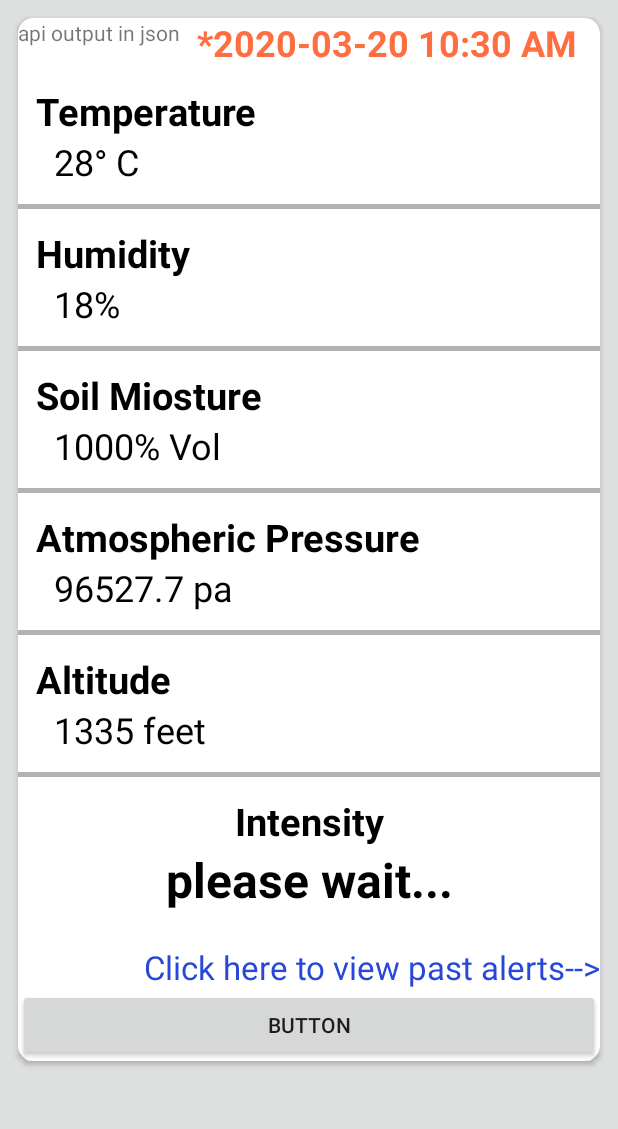
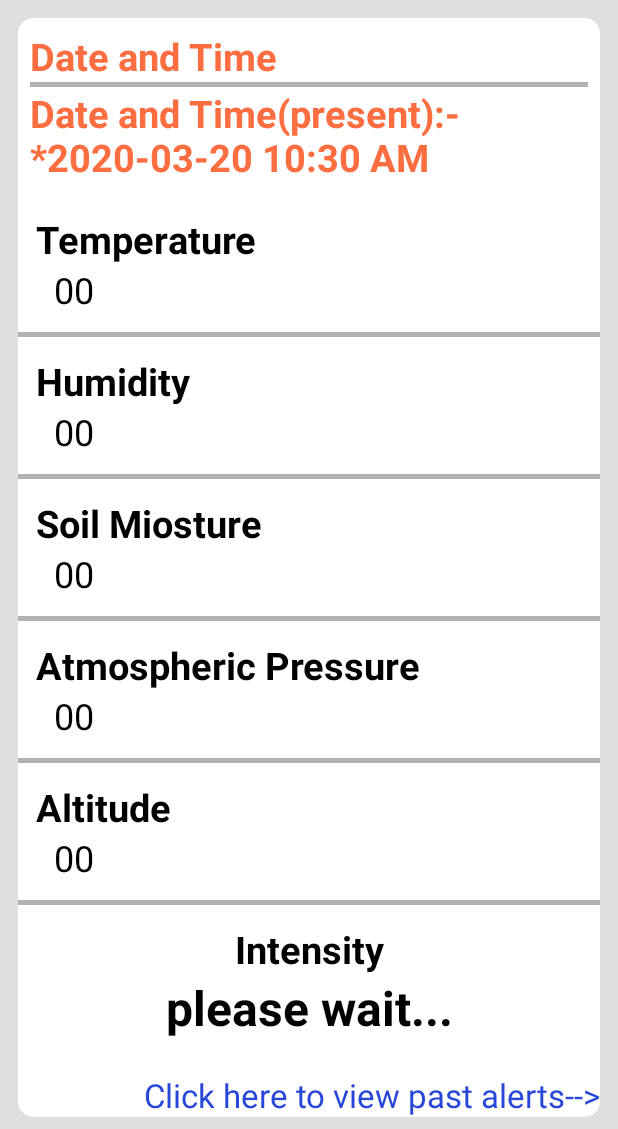
Before and after one commit to tarun080698/Wildfire-prediction-system-android-model, an Android app: the screen it shows after launch once a user with an empty profile is signed in (MainActivity), on a phone screen of 412 x 824 dp, the part 107-1236 px from its top. Run offline under Robolectric (Android 15) with nearby library versions, the phone set to English and light mode, and no system bars; our stand-ins replace Firebase (no records; nobody signed in at launch, a user with empty details on screens opened directly); libraries missing offline, so code that uses them is left out: cc.cloudist.acplibrary; 1 statement that could not run was skipped.

Commit message:
Sensor data fetch commit

```diff
--- a/app/src/main/java/com/example/forestfire/HomeFrag.java
+++ b/app/src/main/java/com/example/forestfire/HomeFrag.java
@@ -47,7 +47,7 @@ public class HomeFrag extends Fragment {
 
     private Handler mHandler = new Handler(Looper.getMainLooper());
     private SQLiteDatabase databaseWrite;
-    public static TextView data;
+    public static TextView dateTime, dateTimeCurrent, data, temperature, humidity, soil_moisture, atm_p, altitude;
     Button b1;
 
     @Nullable
@@ -59,22 +59,30 @@ public class HomeFrag extends Fragment {
 
 
         //SensorData to & from firebase
-        data = v.findViewById(R.id.dataJson);
-        b1 = v.findViewById(R.id.button);
-        b1.setOnClickListener(new View.OnClickListener() {
-            @Override
-            public void onClick(View view) {
-                UploadDataJson uploadDataJson = new UploadDataJson();
-                uploadDataJson.execute();
-            }
-        });
+//        data = v.findViewById(R.id.dataJson);
+//        b1 = v.findViewById(R.id.button);
+//        b1.setOnClickListener(new View.OnClickListener() {
+//            @Override
+//            public void onClick(View view) {
+//                UploadDataJson uploadDataJson = new UploadDataJson();
+//                uploadDataJson.execute();
+//            }
+//        });
 
+        //getting views of sensors text
+        temperature = v.findViewById(R.id.tempCurrent);
+        humidity = v.findViewById(R.id.humiCurrent);
+        soil_moisture = v.findViewById(R.id.soil_moistCurrent);
+        atm_p = v.findViewById(R.id.atmCurrent);
+        altitude = v.findViewById(R.id.altCurrent);
         final TextView intensity_result = v.findViewById(R.id.intensity);
-        final TextView dateTime = v.findViewById(R.id.dateAndTime);
+        dateTime = v.findViewById(R.id.dateAndTime);
+        dateTimeCurrent = v.findViewById(R.id.dateAndTimeCurrent);
+
+        //sending alerts to database
         TextView alertsOpen = v.findViewById(R.id.open_alerts);
         MyHelper helper = new MyHelper(getActivity());
         databaseWrite = helper.getWritableDatabase();
-
         alertsOpen.setOnClickListener(new View.OnClickListener() {
             @Override
             public void onClick(View view) {
@@ -83,40 +91,41 @@ public class HomeFrag extends Fragment {
         });
 
         SimpleDateFormat sdf = new SimpleDateFormat("*yyyy-MM-dd hh:mm a", Locale.getDefault());
-        String currentDateAndTime = sdf.format(new Date());
-        dateTime.setText(currentDateAndTime);
+        String currentDateAndTime = "Date and Time(present):-  \n" + sdf.format(new Date());
+        dateTimeCurrent.setText(currentDateAndTime);
 
         Thread t = new Thread() {
             @Override
             public void run() {
                 while (!isInterrupted()) {
                     try {
-                        Thread.sleep(60000);
+                        Thread.sleep(10000);
                         mHandler.post(new Runnable() {
                             @Override
                             public void run() {
-//                                TextView temp = v.findViewById(R.id.temp);
-//                                TextView hum = v.findViewById(R.id.humidity);
-//                                TextView sMoist = v.findViewById(R.id.soil_moist);
-//                                TextView atmP = v.findViewById(R.id.atm);
-//                                TextView alt = v.findViewById(R.id.alt);
-//                                String te = temp.getText().toString();
-//                                final double t = Double.parseDouble(te);
-//                                String hu = hum.getText().toString();
-//                                final double h = Double.parseDouble(hu);
-//                                String sm = sMoist.getText().toString();
-//                                final double s = Double.parseDouble(sm);
-//                                String ap = atmP.getText().toString();
-//                                final double atm = Double.parseDouble(ap);
-//                                String al = alt.getText().toString();
-//                                final double a = Double.parseDouble(al);
                                 progressBar.setVisibility(View.VISIBLE);
+                                //getting vales of current params of sensors
+
+                                //date to be changed
                                 SimpleDateFormat sdf = new SimpleDateFormat("*yyyy-MM-dd hh:mm a", Locale.getDefault());
-                                String currentDateAndTime = sdf.format(new Date());
-                                dateTime.setText(currentDateAndTime);
+                                String currentDateAndTime = "Date and Time(present):- \n" + sdf.format(new Date());
+                                dateTimeCurrent.setText(currentDateAndTime);
+
+                                //function call to fetch data or sensor from api
+                                UploadDataJson uploadDataJson = new UploadDataJson();
+                                uploadDataJson.execute();
+
+                                //getting the intesity generated
                                 Random random = new Random();
-                                int intensity = 23;
-//                                        random.nextInt(100 - 1) + 1;
+                                int intensity = random.nextInt(100 - 1) + 1;
+
+                                String dtL = dateTime.getText().toString().trim();
+                                String te = temperature.getText().toString();
+                                String h = humidity.getText().toString();
+                                String s = soil_moisture.getText().toString();
+                                String ap = atm_p.getText().toString();
+                                String al = altitude.getText().toString();
+                                //checking of intensity for alert
                                 if (intensity <= 25) {
                                     intensity_result.setText(R.string.low);
                                     intensity_result.setBackgroundResource(R.color.low);
@@ -128,13 +137,13 @@ public class HomeFrag extends Fragment {
                                 } else if (intensity > 60 && intensity <= 75) {
                                     intensity_result.setText(R.string.hig);
                                     intensity_result.setBackgroundResource(R.color.high);
-                                    insertData(28, 18, 1000, 96527.7, 1335, "High", 22, databaseWrite);
+                                    insertData(dtL, te, h, s, ap, al, "High", "22", databaseWrite);
                                     progressBar.setVisibility(View.GONE);
                                     simpleNotification(v);
                                 } else if (intensity > 75) {
                                     intensity_result.setText(R.string.vhigh);
                                     intensity_result.setBackgroundResource(R.color.very_high);
-                                    insertData(28, 18, 1000, 96527.7, 1335, "Very High", 22, databaseWrite);
+                                    insertData(dtL, te, h, s, ap, al, "Very High", "22", databaseWrite);
                                     progressBar.setVisibility(View.GONE);
                                     simpleNotification(v);
                                 }
@@ -150,12 +159,10 @@ public class HomeFrag extends Fragment {
         return v;
     }
 
-    private void insertData(double temp, double humidity, double soil_moisture, double atm_p, double altitude, String iResult, double intensity, SQLiteDatabase db) {
+    private void insertData(String dt, String temp, String humidity, String soil_moisture, String atm_p, String altitude, String iResult, String intensity, SQLiteDatabase db) {
 
         ContentValues values = new ContentValues();
-        SimpleDateFormat sdf = new SimpleDateFormat("*yyyy-MM-dd hh:mm a", Locale.getDefault());
-        String currentDateAndTime = sdf.format(new Date());
-        values.put(COLUMN_D_T, currentDateAndTime);
+        values.put(COLUMN_D_T, dt);
         values.put(COLUMN_TEMP, temp);
         values.put(COLUMN_HUMIDITY, humidity);
         values.put(COLUMN_SM, soil_moisture);
--- a/app/src/main/java/com/example/forestfire/MyHelper.java
+++ b/app/src/main/java/com/example/forestfire/MyHelper.java
@@ -30,13 +30,13 @@ public class MyHelper extends SQLiteOpenHelper {
         String sqlCreateTable = "CREATE TABLE IF NOT EXISTS " + TABLE_NAME + " (" +
                 COLUMN_ID + " INTEGER PRIMARY KEY AUTOINCREMENT NOT NULL," +
                 COLUMN_D_T + " TIMESTAMP DEFAULT CURRENT_TIMESTAMP," +
-                COLUMN_TEMP + " REAL NOT NULL," +
-                COLUMN_HUMIDITY + " REAL NOT NULL," +
-                COLUMN_SM + " REAL NOT NULL," +
-                COLUMN_ATM_P + " REAL NOT NULL," +
-                COLUMN_ALT + " REAL NOT NULL," +
+                COLUMN_TEMP + " TEXT NOT NULL," +
+                COLUMN_HUMIDITY + " TEXT NOT NULL," +
+                COLUMN_SM + " TEXT NOT NULL," +
+                COLUMN_ATM_P + " TEXT NOT NULL," +
+                COLUMN_ALT + " TEXT NOT NULL," +
                 COLUMN_INTENSITY_RES + " TEXT NOT NULL," +
-                COLUMN_INTENSITY + " REAL NOT NULL)";
+                COLUMN_INTENSITY + " TEXT NOT NULL)";
         db.execSQL(sqlCreateTable);
 
     }
--- a/app/src/main/res/layout/activity_login.xml
+++ b/app/src/main/res/layout/activity_login.xml
@@ -59,7 +59,7 @@
 
         <LinearLayout
             android:layout_width="match_parent"
-            android:layout_height="match_parent"
+            android:layout_height="wrap_content"
             android:orientation="horizontal"
             android:padding="8dp"
             android:weightSum="2">
@@ -68,7 +68,7 @@
                 android:id="@+id/btn_forgotPass"
                 style="@style/Widget.AppCompat.Button.Borderless"
                 android:layout_width="0dp"
-                android:layout_height="wrap_content"
+                android:layout_height="match_parent"
                 android:layout_margin="10dp"
                 android:layout_weight="1"
                 android:padding="6dp"
@@ -82,7 +82,7 @@
                 android:id="@+id/btn_signup"
                 style="@style/Widget.AppCompat.Button.Borderless"
                 android:layout_width="0dp"
-                android:layout_height="wrap_content"
+                android:layout_height="match_parent"
                 android:layout_margin="10dp"
                 android:layout_weight="1"
                 android:padding="6dp"
--- a/app/src/main/res/layout/frag_home.xml
+++ b/app/src/main/res/layout/frag_home.xml
@@ -17,17 +17,36 @@
             android:layout_height="wrap_content"
             android:orientation="vertical">
 
-            <TextView
-                android:id="@+id/dateAndTime"
+            <LinearLayout
                 android:layout_width="match_parent"
                 android:layout_height="wrap_content"
                 android:layout_gravity="start"
-                android:gravity="end"
-                android:paddingEnd="15dp"
-                android:text="Date and Time"
-                android:textColor="@color/orange"
-                android:textSize="24sp"
-                android:textStyle="bold" />
+                android:gravity="start"
+                android:orientation="vertical"
+                android:padding="8dp">
+
+                <TextView
+                    android:id="@+id/dateAndTime"
+                    android:layout_width="match_parent"
+                    android:layout_height="wrap_content"
+                    android:gravity="start"
+                    android:text="Date and Time"
+                    android:textColor="@color/orange"
+                    android:textSize="25sp"
+                    android:textStyle="bold" />
+
+                <View style="@style/profileDetailsView" />
+
+                <TextView
+                    android:id="@+id/dateAndTimeCurrent"
+                    android:layout_width="match_parent"
+                    android:layout_height="wrap_content"
+                    android:gravity="start"
+                    android:text="Current Date and Time"
+                    android:textColor="@color/orange"
+                    android:textSize="25sp"
+                    android:textStyle="bold" />
+            </LinearLayout>
 
             <LinearLayout
                 android:layout_width="match_parent"
@@ -46,11 +65,11 @@
                     android:textStyle="bold" />
 
                 <TextView
-                    android:id="@+id/temp"
+                    android:id="@+id/tempCurrent"
                     android:layout_width="match_parent"
                     android:layout_height="wrap_content"
                     android:layout_marginStart="12dp"
-                    android:text="28° C"
+                    android:text="00"
                     android:textColor="@color/black"
                     android:textSize="24sp" />
             </LinearLayout>
@@ -75,11 +94,11 @@
                     android:textStyle="bold" />
 
                 <TextView
-                    android:id="@+id/humidity"
+                    android:id="@+id/humiCurrent"
                     android:layout_width="match_parent"
                     android:layout_height="wrap_content"
                     android:layout_marginStart="12dp"
-                    android:text="18%"
+                    android:text="00"
                     android:textColor="@color/black"
                     android:textSize="24sp" />
             </LinearLayout>
@@ -103,11 +122,11 @@
                     android:textStyle="bold" />
 
                 <TextView
-                    android:id="@+id/soil_moist"
+                    android:id="@+id/soil_moistCurrent"
                     android:layout_width="match_parent"
                     android:layout_height="wrap_content"
                     android:layout_marginStart="12dp"
-                    android:text="1000% Vol"
+                    android:text="00"
                     android:textColor="@color/black"
                     android:textSize="24sp" />
             </LinearLayout>
@@ -131,11 +150,11 @@
                     android:textStyle="bold" />
 
                 <TextView
-                    android:id="@+id/atm"
+                    android:id="@+id/atmCurrent"
                     android:layout_width="wrap_content"
                     android:layout_height="match_parent"
                     android:layout_marginStart="12dp"
-                    android:text="96527.7 pa"
+                    android:text="00"
                     android:textColor="@color/black"
                     android:textSize="24sp" />
             </LinearLayout>
@@ -159,11 +178,11 @@
                     android:textStyle="bold" />
 
                 <TextView
-                    android:id="@+id/alt"
+                    android:id="@+id/altCurrent"
                     android:layout_width="match_parent"
                     android:layout_height="wrap_content"
                     android:layout_marginStart="12dp"
-                    android:text="1335 feet"
+                    android:text="00"
                     android:textColor="@color/black"
                     android:textSize="24sp" />
 
@@ -215,23 +234,12 @@
                 android:textColor="@color/medium"
                 android:textSize="22sp" />
 
-            <Button
-                android:id="@+id/button"
-                android:layout_width="match_parent"
-                android:layout_height="wrap_content"
-                android:text="Button"
-                android:visibility="visible" />
+            <!--            <Button-->
+            <!--                android:id="@+id/button"-->
+            <!--                android:layout_width="match_parent"-->
+            <!--                android:layout_height="wrap_content"-->
+            <!--                android:text="Button"-->
+            <!--                android:visibility="visible" />-->
         </LinearLayout>
-
-        <TextView
-            android:id="@+id/dataJson"
-            android:layout_width="match_parent"
-            android:layout_height="wrap_content"
-            android:text="api output in json"
-            android:visibility="visible" />
-
-
     </androidx.cardview.widget.CardView>
-
-
 </ScrollView>
--- a/build.gradle
+++ b/build.gradle
@@ -7,7 +7,7 @@ buildscript {
 
     }
     dependencies {
-        classpath 'com.android.tools.build:gradle:3.6.0'
+        classpath 'com.android.tools.build:gradle:3.6.1'
         classpath 'com.google.gms:google-services:4.3.3'
 
         // NOTE: Do not place your application dependencies here; they belong
```
Also changed, not shown: app/src/main/java/com/example/forestfire/UploadDataJson.java (+17 -10 lines).
